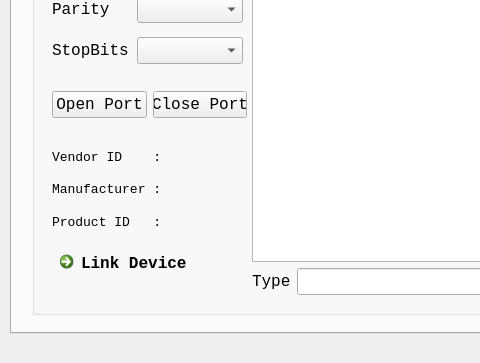
First picture: the form in SerialPort/mainwindow.ui, repository wlshiu/my_qt5, before the edit; both pictures show x 0 to 480 and y 237 to 600 of the 819 by 600 pixel window.
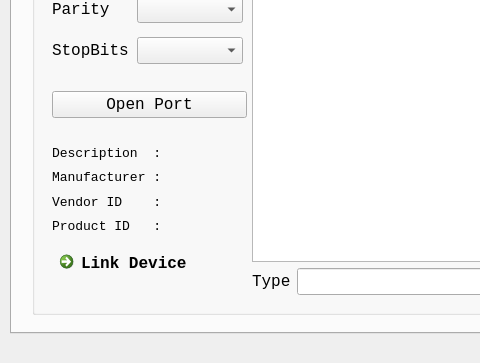
Second picture: the form after the edit.

Commit message: Add console to read/write serial port

Patch:
```diff
--- a/SerialPort/mainwindow.ui
+++ b/SerialPort/mainwindow.ui
@@ -216,15 +216,14 @@
          <enum>QLayout::SetDefaultConstraint</enum>
         </property>
         <item>
-         <widget class="QLabel" name="label_VendorID">
+         <widget class="QLabel" name="label_Description">
           <property name="font">
            <font>
-            <family>Consolas</family>
             <pointsize>10</pointsize>
            </font>
           </property>
           <property name="text">
-           <string>Vendor ID    :</string>
+           <string>Description  :</string>
           </property>
          </widget>
         </item>
@@ -241,6 +240,19 @@
           </property>
          </widget>
         </item>
+        <item>
+         <widget class="QLabel" name="label_VendorID">
+          <property name="font">
+           <font>
+            <family>Consolas</family>
+            <pointsize>10</pointsize>
+           </font>
+          </property>
+          <property name="text">
+           <string>Vendor ID    :</string>
+          </property>
+         </widget>
+        </item>
         <item>
          <widget class="QLabel" name="label_ProductID">
           <property name="font">
@@ -291,18 +303,6 @@
           </property>
          </widget>
         </item>
-        <item>
-         <widget class="QPushButton" name="btn_ClosePort">
-          <property name="font">
-           <font>
-            <family>Consolas</family>
-           </font>
-          </property>
-          <property name="text">
-           <string>Close Port</string>
-          </property>
-         </widget>
-        </item>
        </layout>
       </widget>
       <widget class="QWidget" name="verticalLayoutWidget_15">
```
Left out of the diff: 8 changed lines with no effect on the pictures. The commit also changes 5 other files.
